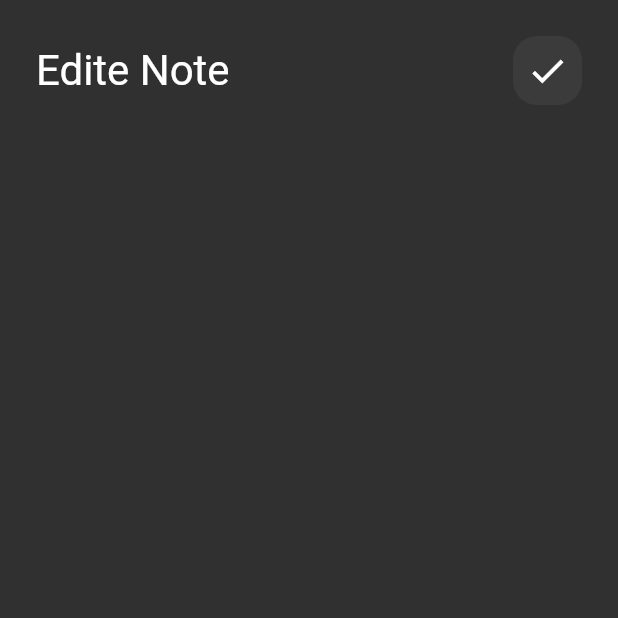
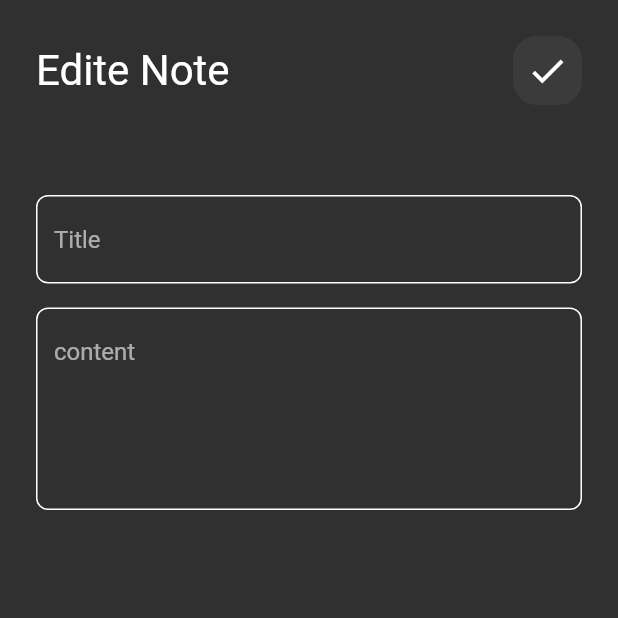
Before and after one commit to Mahmoudali55/notesApp, a Flutter app: the EditNoteView screen opened directly, on a phone screen of 412 x 824 dp, the top half of it. Run offline on Flutter 3.47's test engine with Material 2 defaults, Android fonts, the phone set to English and light mode, and no system bars; our stand-ins replace font_awesome_flutter; Roboto replaces fonts that are missing (Poppins).

Commit message:
edit_note_view_ui_done

```diff
--- a/lib/views/widgets/edit_view_body.dart
+++ b/lib/views/widgets/edit_view_body.dart
@@ -1,5 +1,8 @@
+// ignore_for_file: prefer_const_constructors, prefer_const_literals_to_create_immutables
+
 import 'package:flutter/material.dart';
 import 'package:notes_app/views/widgets/customAppbar.dart';
+import 'package:notes_app/views/widgets/custom_textfiled.dart';
 
 class EditNoteViewBody extends StatelessWidget {
   const EditNoteViewBody({super.key});
@@ -18,7 +21,18 @@ class EditNoteViewBody extends StatelessWidget {
           CustomAppBar(
             title: 'Edite Note',
             icon: Icons.check,
-          )
+          ),
+          SizedBox(
+            height: 60,
+          ),
+          CustomTextField(hint: 'Title'),
+          SizedBox(
+            height: 16,
+          ),
+          CustomTextField(
+            hint: 'content',
+            maxLines: 5,
+          ),
         ],
       ),
     );
```
